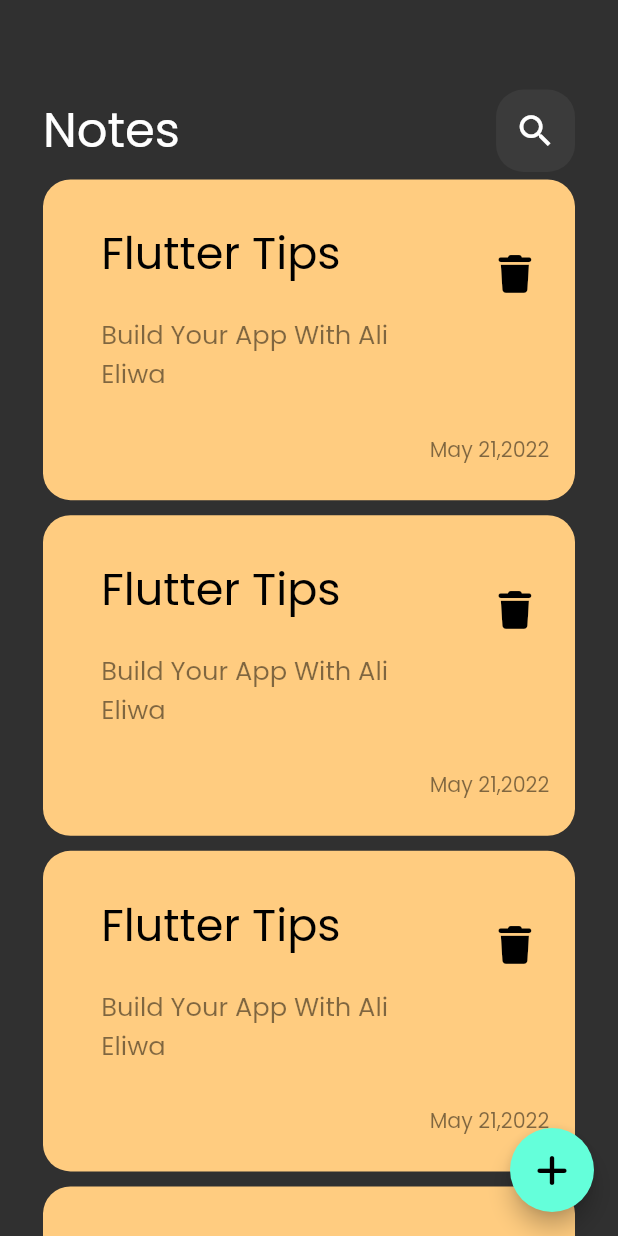
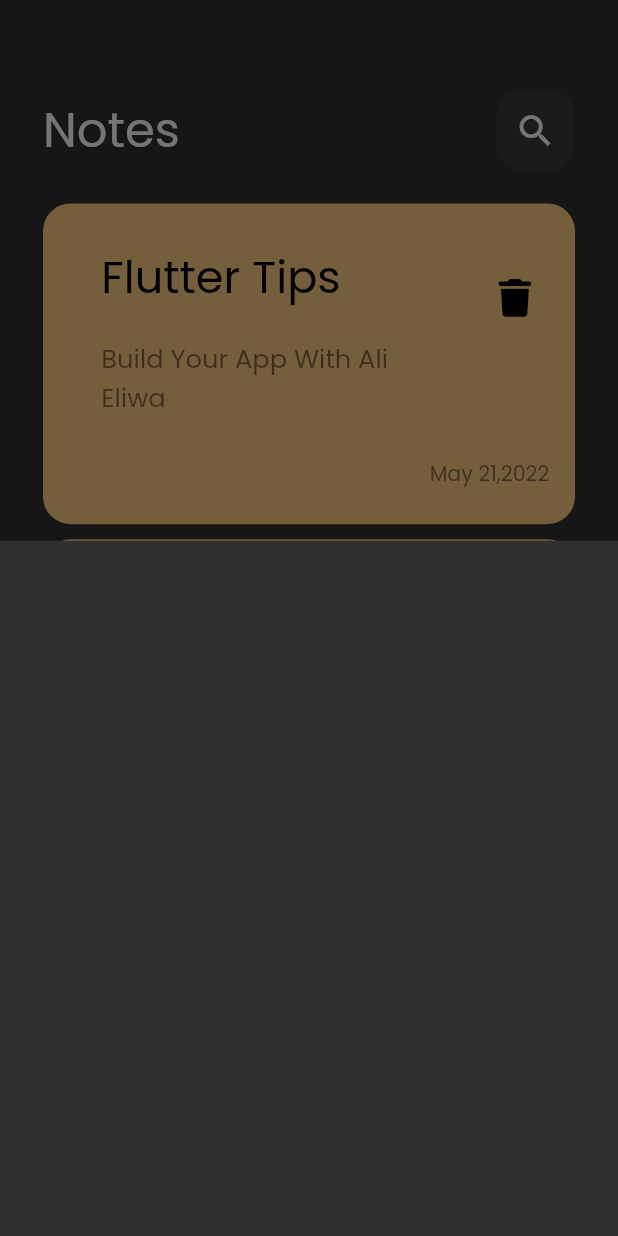
Before and after one commit to Alieliwa/NoteApp, a Flutter app: the screen it shows after launch, after a tap on an icon or button, on a phone screen of 412 x 824 dp. Run offline on Flutter 3.47's test engine with Material 2 defaults, Android fonts, the phone set to English and light mode, and no system bars; our stand-ins replace flutter_screenutil, font_awesome_flutter.

Commit message:
show model BottomSheet

```diff
--- a/lib/views/notes_view.dart
+++ b/lib/views/notes_view.dart
@@ -1,5 +1,6 @@
 import 'package:flutter/material.dart';
 import 'package:font_awesome_flutter/font_awesome_flutter.dart';
+import 'package:notesapp/views/widget/bottomsheet.dart';
 import 'package:notesapp/views/widget/notes_viewbody.dart';
 class NotesView extends StatelessWidget {
   const NotesView({Key? key}) : super(key: key);
@@ -9,7 +10,9 @@ class NotesView extends StatelessWidget {
     return  Scaffold(
       body: const NotesViewBody(),
       floatingActionButton: FloatingActionButton(
-        onPressed: (){},
+        onPressed: (){
+          showModalBottomSheet(context: context, builder: (context)=>  const Bottomsheet() );
+        },
         child: const Icon(
           FontAwesomeIcons.plus,
         ),
--- /dev/null
+++ b/lib/views/widget/bottomsheet.dart
@@ -0,0 +1,14 @@
+import 'package:flutter/material.dart';
+class Bottomsheet extends StatelessWidget {
+  const Bottomsheet({Key? key}) : super(key: key);
+
+  @override
+  Widget build(BuildContext context) {
+    return Container(
+      // decoration:  const BoxDecoration(
+      //   borderRadius: BorderRadius.only(topLeft: Radius.circular(16.0),topRight: Radius.circular(16.0)),
+      // ),
+
+    );
+  }
+}
--- a/lib/views/widget/notes_listview.dart
+++ b/lib/views/widget/notes_listview.dart
@@ -5,12 +5,16 @@ class NotesListView extends StatelessWidget {
 
   @override
   Widget build(BuildContext context) {
-    return ListView.builder(
-        itemBuilder: (context, index) => const Padding(
-          padding: EdgeInsets.symmetric(vertical: 5),
-          child: NoteItem(),
-        ),
+    return Padding(
+      padding: const EdgeInsets.symmetric(vertical: 16.0),
+      child: ListView.builder(
+        padding: EdgeInsets.zero,
+          itemBuilder: (context, index) => const Padding(
+            padding: EdgeInsets.symmetric(vertical: 5),
+            child: NoteItem(),
+          ),
 
+      ),
     );
   }
 }
```
